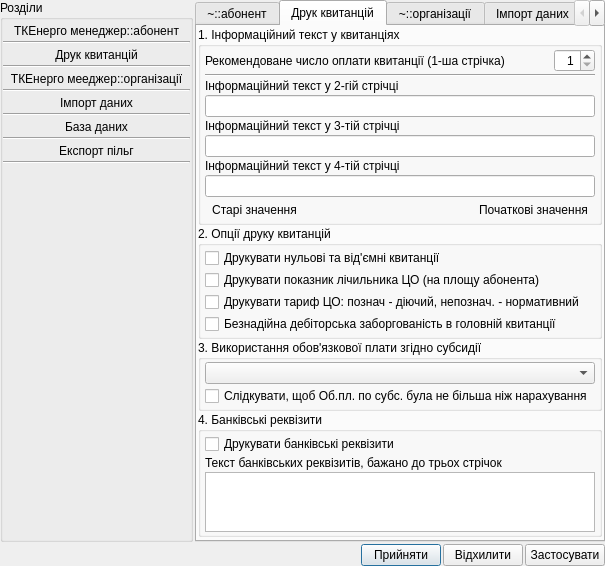
Above: tkeAbonent/tke_dialog_options.ui from utech/tke before the change. Below: the same form after it.
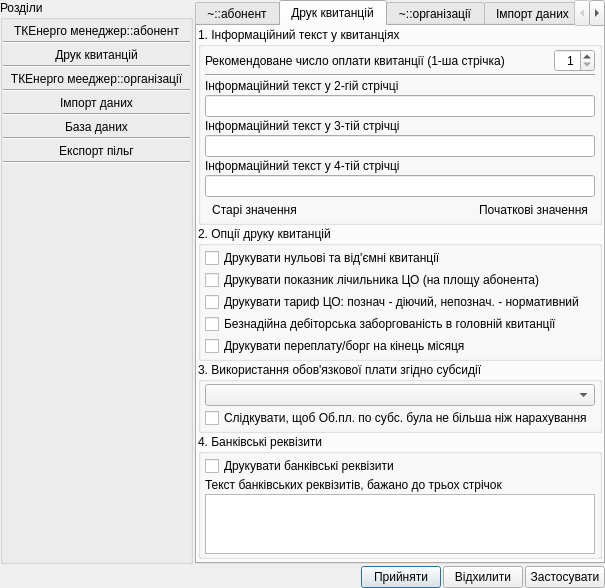
That is the form after the change. Icons and pictures are not drawn.

Commit message: Додано в опції можливість вибору друку Переплати/Боргу на кінець місяця. Поновлено БД до версії 26. Поновлено аплікацію до версії 2.5.4

```diff
--- a/tkeAbonent/tke_dialog_options.ui
+++ b/tkeAbonent/tke_dialog_options.ui
@@ -1002,6 +1002,13 @@
               </property>
              </widget>
             </item>
+            <item>
+             <widget class="QCheckBox" name="checkBox_addPereplataBorgNaKiMis">
+              <property name="text">
+               <string>Друкувати переплату/борг на кінець місяця</string>
+              </property>
+             </widget>
+            </item>
            </layout>
           </widget>
          </item>
```
The commit also changes 5 other files.
